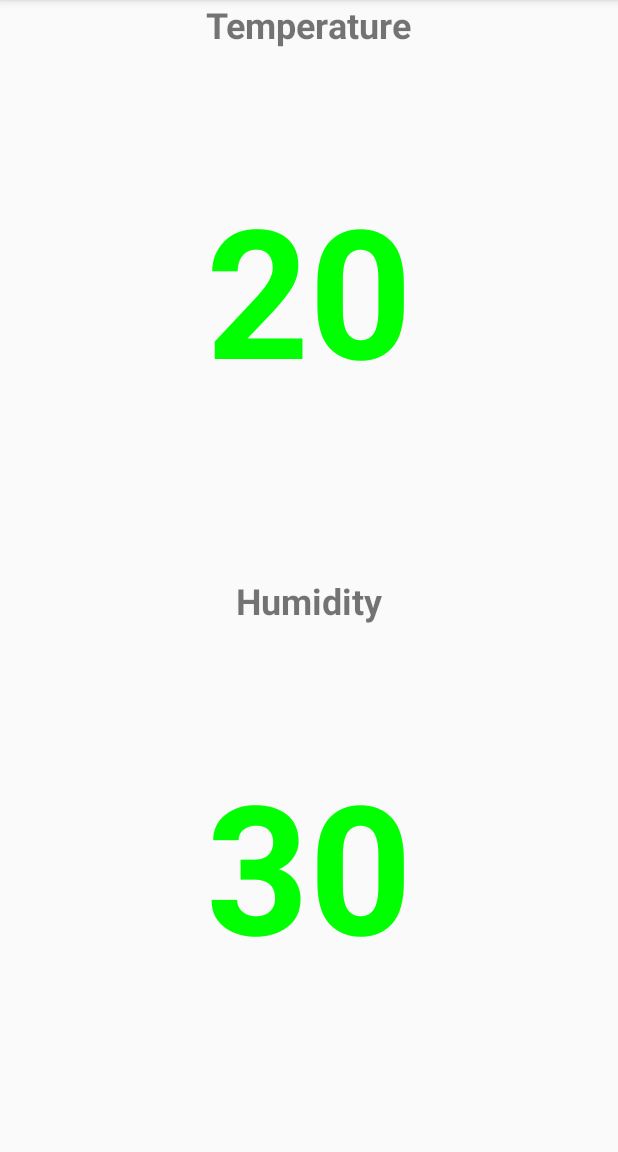
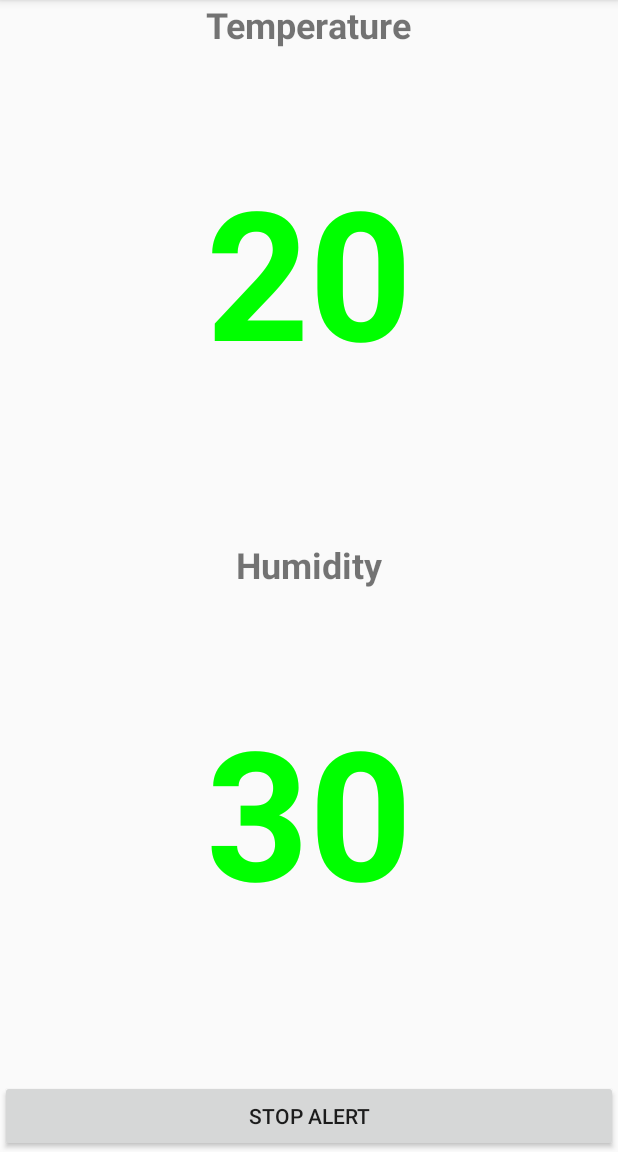
Before and after one commit to masterUNG/BosBasTell, an Android app: the screen it shows after launch (MainActivity), on a phone screen of 412 x 824 dp, the part 84-1236 px from its top. Run offline under Robolectric (Android 15) with nearby library versions, the phone set to English and light mode, and no system bars; our stand-ins replace Firebase (no records; nobody signed in at launch, a user with empty details on screens opened directly); 2 statements that could not run were skipped.

Commit message:
Stop Alert

```diff
--- a/app/src/main/java/masterung/androidthai/in/th/bosbastell/MainActivity.java
+++ b/app/src/main/java/masterung/androidthai/in/th/bosbastell/MainActivity.java
@@ -5,7 +5,10 @@ import android.support.annotation.NonNull;
 import android.support.v7.app.AppCompatActivity;
 import android.os.Bundle;
 import android.util.Log;
+import android.view.View;
+import android.widget.Button;
 import android.widget.TextView;
+import android.widget.Toast;
 
 import com.google.firebase.database.DataSnapshot;
 import com.google.firebase.database.DatabaseError;
@@ -40,8 +43,53 @@ public class MainActivity extends AppCompatActivity {
 //        RealTime Service
         realTimeService();
 
+//        Stop Alert
+        stopAlert();
 
     }   // Main Method
+
+    private void stopAlert() {
+        Button button = findViewById(R.id.btnStopAlert);
+        button.setOnClickListener(new View.OnClickListener() {
+            @Override
+            public void onClick(View v) {
+
+                if (statusABoolean) {
+                    Toast.makeText(MainActivity.this, "Click When Alert",
+                            Toast.LENGTH_SHORT).show();
+                } else {
+                    Toast.makeText(MainActivity.this, "Stop Buzzer Alert",
+                            Toast.LENGTH_SHORT).show();
+                    stopBuzzer();
+
+                }
+
+
+
+            }   // onClick
+        });
+
+
+    }
+
+    private void stopBuzzer() {
+
+        String[] strings = new String[]{"MyTemp", "MyHumid"};
+        String[] strings1 = new String[]{"alertTemp", "alertHumid"};
+
+        for (int i = 0; i < strings.length; i++) {
+
+            FirebaseDatabase firebaseDatabase = FirebaseDatabase.getInstance();
+            DatabaseReference databaseReference = firebaseDatabase.getReference().child(strings[i]);
+
+            Map<String, Object> objectMap = new HashMap<>();
+            objectMap.put(strings1[i], 0);
+            databaseReference.updateChildren(objectMap);
+
+        }   // for
+
+
+    }
 
     private void realTimeService() {
 
--- a/app/src/main/res/layout/activity_main.xml
+++ b/app/src/main/res/layout/activity_main.xml
@@ -1,61 +1,76 @@
 <?xml version="1.0" encoding="utf-8"?>
-<LinearLayout xmlns:android="http://schemas.android.com/apk/res/android"
-    android:orientation="vertical"
+<RelativeLayout xmlns:android="http://schemas.android.com/apk/res/android"
     xmlns:app="http://schemas.android.com/apk/res-auto"
     xmlns:tools="http://schemas.android.com/tools"
     android:layout_width="match_parent"
     android:layout_height="match_parent"
     tools:context=".MainActivity">
 
+    <LinearLayout
+        android:layout_above="@+id/btnStopAlert"
+        android:layout_width="match_parent"
+        android:layout_height="match_parent"
+        android:orientation="vertical">
+
         <!--Temp-->
         <RelativeLayout
-        android:layout_weight="1"
             android:layout_width="match_parent"
-        android:layout_height="match_parent">
+            android:layout_height="match_parent"
+            android:layout_weight="1">
 
             <TextView
+                android:layout_width="wrap_content"
+                android:layout_height="wrap_content"
                 android:layout_centerHorizontal="true"
-            android:textStyle="bold"
+                android:text="Temperature"
                 android:textSize="24sp"
-            android:text="Temperature"
-            android:layout_width="wrap_content"
-            android:layout_height="wrap_content" />
+                android:textStyle="bold" />
 
             <TextView
                 android:id="@+id/txtTemp"
+                android:layout_width="wrap_content"
+                android:layout_height="wrap_content"
                 android:layout_centerInParent="true"
-            android:textStyle="bold"
+                android:text="0"
                 android:textSize="120sp"
-            android:text="0"
-            android:layout_width="wrap_content"
-            android:layout_height="wrap_content" />
+                android:textStyle="bold" />
 
         </RelativeLayout>
 
         <!--Humid-->
         <RelativeLayout
-        android:layout_weight="1"
             android:layout_width="match_parent"
-        android:layout_height="match_parent">
+            android:layout_height="match_parent"
+            android:layout_weight="1">
 
             <TextView
+                android:layout_width="wrap_content"
+                android:layout_height="wrap_content"
                 android:layout_centerHorizontal="true"
-            android:textStyle="bold"
+                android:text="Humidity"
                 android:textSize="24sp"
-            android:text="Humidity"
-            android:layout_width="wrap_content"
-            android:layout_height="wrap_content" />
+                android:textStyle="bold" />
 
             <TextView
                 android:id="@+id/txtHumid"
+                android:layout_width="wrap_content"
+                android:layout_height="wrap_content"
                 android:layout_centerInParent="true"
-            android:textStyle="bold"
+                android:text="0"
                 android:textSize="120sp"
-            android:text="0"
-            android:layout_width="wrap_content"
-            android:layout_height="wrap_content" />
+                android:textStyle="bold" />
 
         </RelativeLayout>
 
 
     </LinearLayout>
+
+    <Button
+        android:text="Stop Alert"
+        android:id="@+id/btnStopAlert"
+        android:layout_alignParentBottom="true"
+        android:layout_width="match_parent"
+        android:layout_height="wrap_content" />
+
+
+</RelativeLayout>
```
Lines whose indentation alone changed are shown as unchanged.
